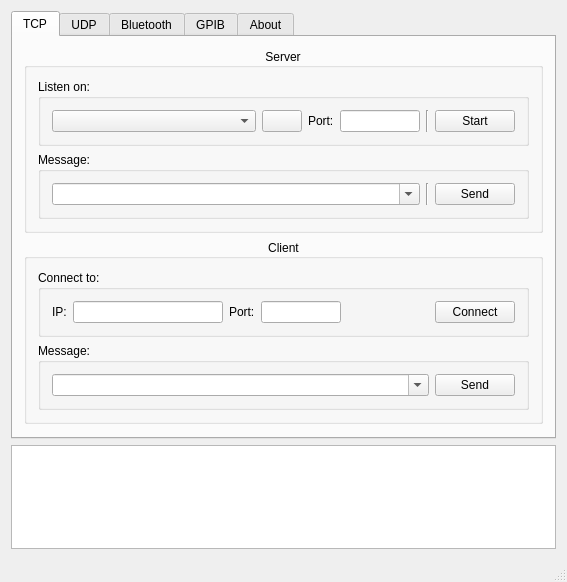
Qt form mainwindow.ui (rookiepeng/comm-test) before a commit.
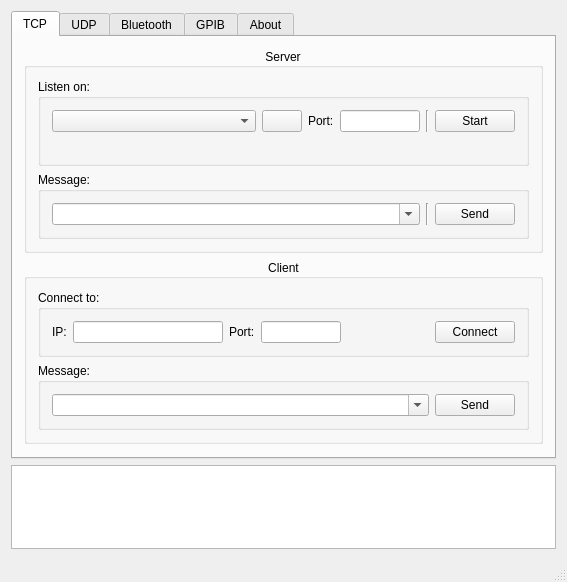
The same form after that commit. Icons and pictures are not drawn.

Commit message: display IP address

What changed in the file:
```diff
--- a/mainwindow.ui
+++ b/mainwindow.ui
@@ -145,6 +145,16 @@
                 </item>
                </layout>
               </item>
+              <item>
+               <widget class="QLabel" name="label_tcp_host_address">
+                <property name="text">
+                 <string/>
+                </property>
+                <property name="textInteractionFlags">
+                 <set>Qt::LinksAccessibleByMouse|Qt::TextSelectableByMouse</set>
+                </property>
+               </widget>
+              </item>
              </layout>
             </widget>
            </item>
```
Left out of the diff: 12 changed lines with no effect on the pictures. The commit also changes 1 other file.
